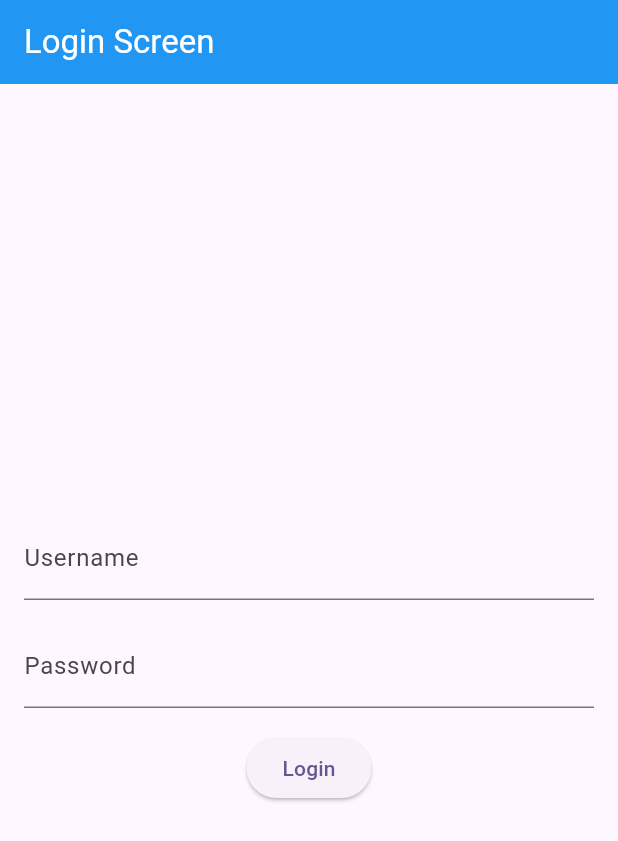
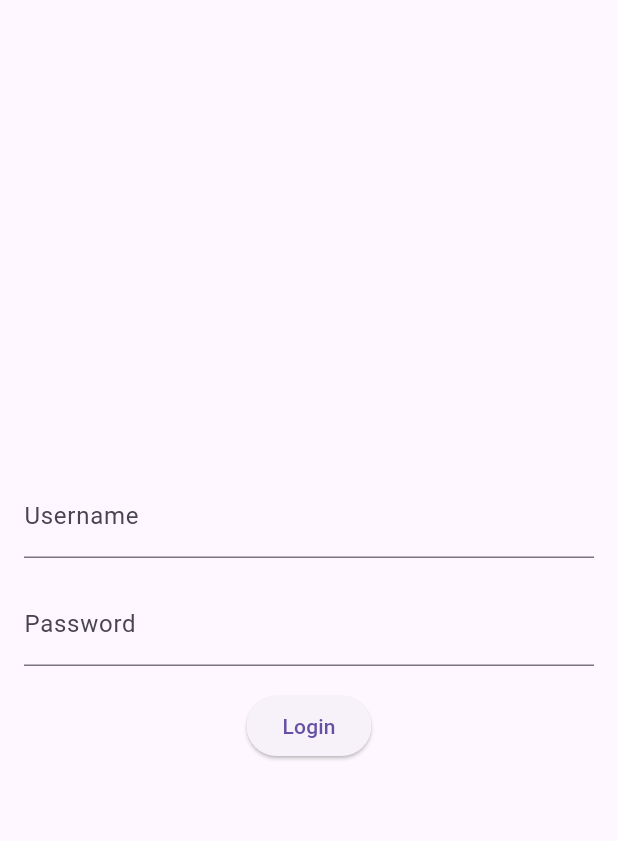
Before and after one commit to Inzaaamam/api_authentication_store_data-_on_local_db, a Flutter app: the screen it shows after launch, on a phone screen of 412 x 824 dp. Shown: the top 841 px of the screen. Run offline on Flutter 3.47's test engine with Material 3 defaults, Android fonts, the light colour scheme and no system bars; our stand-ins replace bloc, dio, equatable, flutter_bloc, shared_preferences, sqflite; accounts and stored records are empty.

Commit message:
add new functionality here logout and isUser logedin then keep logedin else show login screen

```diff
--- a/lib/bloc/auth/auth_bloc.dart
+++ b/lib/bloc/auth/auth_bloc.dart
@@ -1,4 +1,3 @@
-// BLoC for login
 import 'package:api_login/bloc/auth/auth_event.dart';
 import 'package:api_login/bloc/auth/auth_state.dart';
 import 'package:api_login/postdata/database.dart';
@@ -6,12 +5,13 @@ import 'package:api_login/postdata/model_class.dart';
 import 'package:api_login/screen/api_service.dart';
 import 'package:bloc/bloc.dart';
 
-// BLoC for login
+import 'package:shared_preferences/shared_preferences.dart';
+
 class LoginBloc extends Bloc<LoginEvent, LoginState> {
   LoginBloc() : super(LoginInitialState()) {
     on<PerformLoginEvent>((event, emit) async {
       emit(LoginLoadingState());
-       try {
+      try {
         ModelClass user = await ApiService.authenticate(
           event.username,
           event.password,
@@ -26,10 +26,44 @@ class LoginBloc extends Bloc<LoginEvent, LoginState> {
           user.image!,
           user.token!,
         );
+        SharedPreferences prefs = await SharedPreferences.getInstance();
+        await prefs.setBool('isLoggedIn', true);
+        await prefs.setInt('userId', user.id!);
+
         emit(LoginSuccessState(user));
       } catch (error) {
         emit(LoginFailureState(error.toString()));
       }
     });
+
+    on<PerformLogoutEvent>((event, emit) async {
+      SharedPreferences prefs = await SharedPreferences.getInstance();
+      await prefs.setBool('isLoggedIn', false);
+      await prefs.remove('userId');
+      emit(LoginInitialState());
+    });
+
+    on<CheckLoginStatusEvent>((event, emit) async {
+      SharedPreferences prefs = await SharedPreferences.getInstance();
+      bool? isLoggedIn = prefs.getBool('isLoggedIn');
+      if (isLoggedIn == true) {
+        int? userId = prefs.getInt('userId');
+        if (userId != null) {
+          List<Map<String, dynamic>> users = await SQLHelper.getItems();
+          var userMap = users.firstWhere((user) => user['id'] == userId,);
+          // ignore: unnecessary_null_comparison
+          if (userMap != null) {
+            ModelClass userModel = ModelClass.fromJson(userMap);
+            emit(LoginSuccessState(userModel));
+          } else {
+            emit(LoginInitialState());
+          }
+        } else {
+          emit(LoginInitialState());
+        }
+      } else {
+        emit(LoginInitialState());
+      }
+    });
   }
 }
--- a/lib/bloc/auth/auth_event.dart
+++ b/lib/bloc/auth/auth_event.dart
@@ -2,14 +2,21 @@
 
 import 'package:equatable/equatable.dart';
 
-abstract class LoginEvent extends Equatable { // Equatable is from the package 'equatable'
+abstract class LoginEvent extends Equatable {
   @override
   List<Object> get props => [];
 }
+
 class PerformLoginEvent extends LoginEvent {
   final String username;
   final String password;
 
   PerformLoginEvent(this.username, this.password);
-  List<Object> get props => [username , password];
+
+  @override
+  List<Object> get props => [username, password];
 }
+
+class PerformLogoutEvent extends LoginEvent {}
+
+class CheckLoginStatusEvent extends LoginEvent {}
--- a/lib/main.dart
+++ b/lib/main.dart
@@ -1,37 +1,42 @@
 import 'package:api_login/bloc/auth/auth_bloc.dart';
+import 'package:api_login/bloc/auth/auth_event.dart';
+import 'package:api_login/bloc/auth/auth_state.dart';
+import 'package:api_login/screen/auth_sucess.dart';
 import 'package:api_login/screen/login.dart';
 import 'package:flutter/material.dart';
 import 'package:flutter_bloc/flutter_bloc.dart';
-import 'package:sqflite_common_ffi/sqflite_ffi.dart';
+
 
 void main() { // Initialize the FFI
-  sqfliteFfiInit();
-  // Change the default factory to FFI implementation
-  databaseFactory = databaseFactoryFfi;
+  // sqfliteFfiInit();
+  // // Change the default factory to FFI implementation
+  // databaseFactory = databaseFactoryFfi;
 
-  runApp(const MyApp());
+  runApp( const MyApp());
 }
 class MyApp extends StatelessWidget {
   const MyApp({super.key});
+
   @override
   Widget build(BuildContext context) {
-    return MultiBlocProvider(
-        providers: [
-          BlocProvider(
-            create: (context) => LoginBloc(),
-          ),
-
-        ],
-        child: MaterialApp(
-          debugShowCheckedModeBanner: false,
-          title: 'Flutter Demo',
-          theme: ThemeData(
-            colorScheme: ColorScheme.fromSeed(seedColor: Colors.deepPurple),
-            useMaterial3: true,
-          ),
-          home:
-          // const DioScrren(),
-          const  LoginForm(),
-      ));
+    return BlocProvider(
+      create: (context) => LoginBloc()..add(CheckLoginStatusEvent()),
+      child: MaterialApp(
+        debugShowCheckedModeBanner: false,
+        title: 'Flutter Demo',
+        theme: ThemeData(
+          primarySwatch: Colors.blue,
+        ),
+        home: BlocBuilder<LoginBloc, LoginState>(
+          builder: (context, state) {
+            if (state is LoginSuccessState) {
+              return AuthSuccess(user: state.user);
+            } else {
+              return const LoginForm();
+            }
+          },
+        ),
+      ),
+    );
   }
 }
--- a/lib/postdata/database.dart
+++ b/lib/postdata/database.dart
@@ -20,6 +20,7 @@ class SQLHelper {
       'auth_db.db',
       version: 1,
       onCreate: (sql.Database database, int version) async {
+        // ignore: avoid_print
         print('...database');
         await createTables(database);
       },
--- a/lib/screen/login.dart
+++ b/lib/screen/login.dart
@@ -21,12 +21,10 @@ class _LoginFormState extends State<LoginForm> {
       // ignore: no_leading_underscores_for_local_identifiers
       final LoginBloc _loginBloc = BlocProvider.of<LoginBloc>(context);
     return Scaffold(
-      appBar: AppBar(backgroundColor: Colors.blue,
-        title: const Text('Login Screen', style: TextStyle(color: Colors.white),),),
       body: BlocListener<LoginBloc, LoginState>(
         listener: (context, state) {
           if (state is LoginSuccessState) {
-            Navigator.push(
+            Navigator.pushReplacement(
               context,
               MaterialPageRoute(
                 builder: (context) => AuthSuccess(user: state.user),
--- a/pubspec.yaml
+++ b/pubspec.yaml
@@ -41,6 +41,7 @@ dependencies:
   equatable: ^2.0.5
   sqflite: ^2.3.3+1
   sqflite_common_ffi: ^2.3.3
+  shared_preferences: ^2.2.3
 
 dev_dependencies:
   flutter_test:
```
Also changed, not shown: lib/screen/auth_sucess.dart (+44 -22 lines), pubspec.lock, 2 other files.
